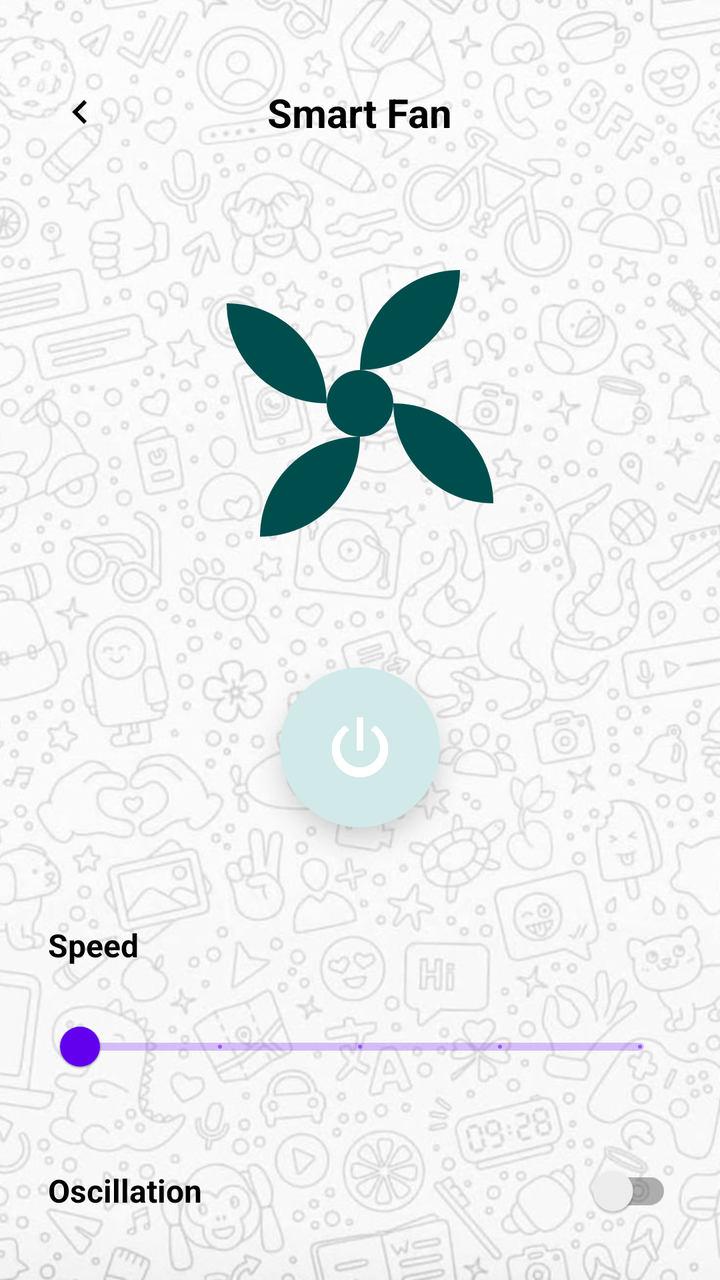
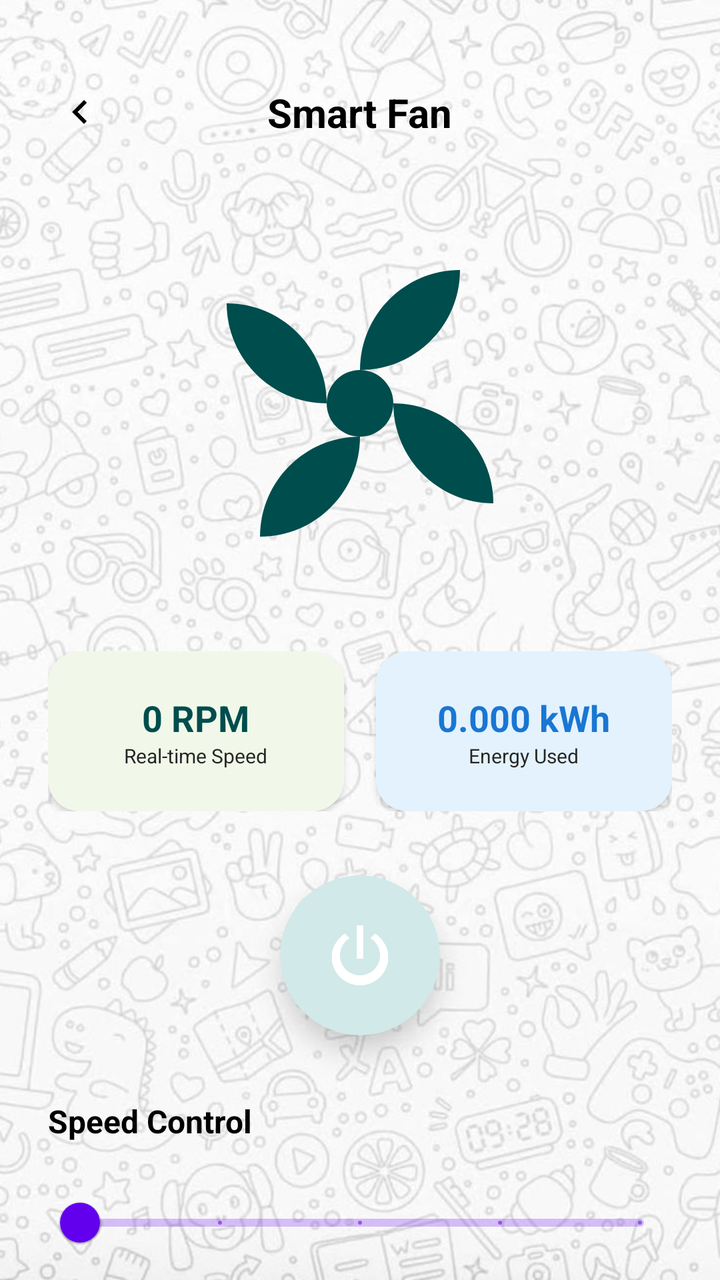

The first picture is an Android layout as it rendered before a commit; the second is the same layout after the commit. The layout source and the unified diff follow.
<!-- AndroidManifest.xml: application theme Theme.SmartHome -->
<!-- res/layout/activity_fan_control.xml -->
<?xml version="1.0" encoding="utf-8"?>
<androidx.constraintlayout.widget.ConstraintLayout xmlns:android="http://schemas.android.com/apk/res/android"
    xmlns:app="http://schemas.android.com/apk/res-auto"
    xmlns:tools="http://schemas.android.com/tools"
    android:layout_width="match_parent"
    android:layout_height="match_parent"
    android:background="@drawable/background"
    tools:context=".FanControlActivity">

    
    <ImageView
        android:id="@+id/btn_back"
        android:layout_width="48dp"
        android:layout_height="48dp"
        android:layout_marginStart="16dp"
        android:layout_marginTop="32dp"
        android:padding="12dp"
        android:src="@drawable/ic_arrow_back"
        app:layout_constraintStart_toStartOf="parent"
        app:layout_constraintTop_toTopOf="parent"
        app:tint="@color/black" />

    <TextView
        android:id="@+id/tv_fan_title"
        android:layout_width="wrap_content"
        android:layout_height="wrap_content"
        android:text="Smart Fan"
        android:textColor="@color/black"
        android:textSize="20sp"
        android:textStyle="bold"
        app:layout_constraintBottom_toBottomOf="@+id/btn_back"
        app:layout_constraintEnd_toEndOf="parent"
        app:layout_constraintStart_toStartOf="parent"
        app:layout_constraintTop_toTopOf="@+id/btn_back" />

    
    <ImageView
        android:id="@+id/iv_fan_image"
        android:layout_width="200dp"
        android:layout_height="200dp"
        android:layout_marginTop="32dp"
        android:src="@drawable/ic_fan"
        app:tint="@color/primary_teal"
        app:layout_constraintEnd_toEndOf="parent"
        app:layout_constraintStart_toStartOf="parent"
        app:layout_constraintTop_toBottomOf="@+id/tv_fan_title" />

    
    <androidx.cardview.widget.CardView
        android:id="@+id/cv_power_button"
        android:layout_width="80dp"
        android:layout_height="80dp"
        app:cardCornerRadius="40dp"
        app:cardElevation="8dp"
        android:layout_marginTop="32dp"
        app:layout_constraintTop_toBottomOf="@id/iv_fan_image"
        app:layout_constraintStart_toStartOf="parent"
        app:layout_constraintEnd_toEndOf="parent"
        app:cardBackgroundColor="@color/glass_green">

        <ImageView
            android:id="@+id/iv_power_icon"
            android:layout_width="40dp"
            android:layout_height="40dp"
            android:layout_gravity="center"
            android:src="@drawable/ic_power"
            app:tint="@color/white" />

    </androidx.cardview.widget.CardView>

    
    <TextView
        android:id="@+id/tv_speed_label"
        android:layout_width="wrap_content"
        android:layout_height="wrap_content"
        android:layout_marginStart="24dp"
        android:layout_marginTop="48dp"
        android:text="Speed"
        android:textColor="@color/black"
        android:textSize="16sp"
        android:textStyle="bold"
        app:layout_constraintStart_toStartOf="parent"
        app:layout_constraintTop_toBottomOf="@id/cv_power_button" />

    <com.google.android.material.slider.Slider
        android:id="@+id/slider_fan_speed"
        android:layout_width="0dp"
        android:layout_height="wrap_content"
        android:layout_marginHorizontal="24dp"
        android:layout_marginTop="16dp"
        android:valueFrom="1"
        android:valueTo="5"
        android:stepSize="1"
        app:layout_constraintEnd_toEndOf="parent"
        app:layout_constraintStart_toStartOf="parent"
        app:layout_constraintTop_toBottomOf="@id/tv_speed_label" />

    
    <LinearLayout
        android:id="@+id/ll_oscillation"
        android:layout_width="match_parent"
        android:layout_height="wrap_content"
        android:layout_marginHorizontal="24dp"
        android:layout_marginTop="24dp"
        android:gravity="center_vertical"
        android:orientation="horizontal"
        app:layout_constraintTop_toBottomOf="@+id/slider_fan_speed">

        <TextView
            android:layout_width="0dp"
            android:layout_height="wrap_content"
            android:layout_weight="1"
            android:text="Oscillation"
            android:textColor="@color/black"
            android:textSize="16sp"
            android:textStyle="bold" />

        <androidx.appcompat.widget.SwitchCompat
            android:id="@+id/switch_oscillation"
            android:layout_width="wrap_content"
            android:layout_height="wrap_content" />
    </LinearLayout>

</androidx.constraintlayout.widget.ConstraintLayout>
<!-- resources referenced by this layout -->
<resources>
  <color name="black">#000000</color>
  <color name="glass_green">#D1E9E9</color>
  <color name="primary_teal">#004D4D</color>
  <color name="white">#FFFFFF</color>
  <!-- drawable background: jpg bitmap (drawable, 105532 bytes) -->
  <!-- drawable ic_arrow_back (drawable) -->
  <vector xmlns:android="http://schemas.android.com/apk/res/android"
      android:width="24dp"
      android:height="24dp"
      android:viewportWidth="24"
      android:viewportHeight="24">
    <path
        android:pathData="M15.41,16.59L10.83,12L15.41,7.41L14,6L8,12L14,18L15.41,16.59Z"
        android:fillColor="#000000"/>
  </vector>
  <!-- drawable ic_fan (drawable) -->
  <vector xmlns:android="http://schemas.android.com/apk/res/android"
      android:width="24dp"
      android:height="24dp"
      android:viewportWidth="24"
      android:viewportHeight="24">
      <path
          android:fillColor="#000000"
          android:pathData="M12,12m-2,0a2,2 0,1 1,4 0a2,2 0,1 1,-4 0" />
      <path
          android:fillColor="#000000"
          android:pathData="M12,10c0,-3.31 2.69,-6 6,-6c0,3.31 -2.69,6 -6,6Z" />
      <path
          android:fillColor="#000000"
          android:pathData="M14,12c3.31,0 6,2.69 6,6c-3.31,0 -6,-2.69 -6,-6Z" />
      <path
          android:fillColor="#000000"
          android:pathData="M12,14c0,3.31 -2.69,6 -6,6c0,-3.31 2.69,-6 6,-6Z" />
      <path
          android:fillColor="#000000"
          android:pathData="M10,12c-3.31,0 -6,-2.69 -6,-6c3.31,0 6,2.69 6,6Z" />
  </vector>
  <!-- drawable ic_power (drawable) -->
  <vector xmlns:android="http://schemas.android.com/apk/res/android"
      android:width="24dp"
      android:height="24dp"
      android:viewportWidth="24"
      android:viewportHeight="24">
      <path
          android:fillColor="#000000"
          android:pathData="M16.56,5.44L15.11,6.89C16.84,7.94 18,9.83 18,12A6,6 0 0,1 12,18A6,6 0 0,1 6,12C6,9.83 7.16,7.94 8.88,6.88L7.44,5.44C5.13,7.06 3.5,9.62 3.5,12.5A8.5,8.5 0 0,0 12,21A8.5,8.5 0 0,0 20.5,12.5C20.5,9.62 18.87,7.06 16.56,5.44M13,3H11V13H13" />
  </vector>
  <style name="Theme.SmartHome" parent="Base.Theme.SmartHome" />
  <style name="Base.Theme.SmartHome" parent="Theme.MaterialComponents.Light.NoActionBar">
          
          <item name="android:colorBackground">@color/background_light</item>
          <item name="android:windowLightStatusBar">true</item>
          <item name="android:statusBarColor">@color/white</item>
      </style>
  <color name="background_light">#F5F7F7</color>
</resources>

<!-- the commit's change to res/layout/activity_fan_control.xml (unified diff, before → after) -->
@@ -46,6 +46,78 @@
         app:layout_constraintTop_toBottomOf="@+id/tv_fan_title" />
 
     
+    <LinearLayout
+        android:id="@+id/ll_metrics"
+        android:layout_width="match_parent"
+        android:layout_height="wrap_content"
+        android:layout_marginHorizontal="24dp"
+        android:layout_marginTop="24dp"
+        android:orientation="horizontal"
+        android:weightSum="2"
+        app:layout_constraintTop_toBottomOf="@id/iv_fan_image">
+
+        <androidx.cardview.widget.CardView
+            android:layout_width="0dp"
+            android:layout_height="80dp"
+            android:layout_marginEnd="8dp"
+            android:layout_weight="1"
+            app:cardCornerRadius="16dp"
+            app:cardElevation="2dp">
+            <LinearLayout
+                android:layout_width="match_parent"
+                android:layout_height="match_parent"
+                android:gravity="center"
+                android:orientation="vertical"
+                android:background="#F1F8E9">
+                <TextView
+                    android:id="@+id/tv_fan_rpm"
+                    android:layout_width="wrap_content"
+                    android:layout_height="wrap_content"
+                    android:text="0 RPM"
+                    android:textColor="@color/primary_teal"
+                    android:textSize="18sp"
+                    android:textStyle="bold" />
+                <TextView
+                    android:layout_width="wrap_content"
+                    android:layout_height="wrap_content"
+                    android:text="Real-time Speed"
+                    android:textColor="@color/gray_text"
+                    android:textSize="10sp" />
+            </LinearLayout>
+        </androidx.cardview.widget.CardView>
+
+        <androidx.cardview.widget.CardView
+            android:layout_width="0dp"
+            android:layout_height="80dp"
+            android:layout_marginStart="8dp"
+            android:layout_weight="1"
+            app:cardCornerRadius="16dp"
+            app:cardElevation="2dp">
+            <LinearLayout
+                android:layout_width="match_parent"
+                android:layout_height="match_parent"
+                android:gravity="center"
+                android:orientation="vertical"
+                android:background="#E3F2FD">
+                <TextView
+                    android:id="@+id/tv_fan_usage"
+                    android:layout_width="wrap_content"
+                    android:layout_height="wrap_content"
+                    android:text="0.000 kWh"
+                    android:textColor="#1976D2"
+                    android:textSize="18sp"
+                    android:textStyle="bold" />
+                <TextView
+                    android:layout_width="wrap_content"
+                    android:layout_height="wrap_content"
+                    android:text="Energy Used"
+                    android:textColor="@color/gray_text"
+                    android:textSize="10sp" />
+            </LinearLayout>
+        </androidx.cardview.widget.CardView>
+    </LinearLayout>
+
+    
     <androidx.cardview.widget.CardView
         android:id="@+id/cv_power_button"
         android:layout_width="80dp"
@@ -53,7 +125,7 @@
         app:cardCornerRadius="40dp"
         app:cardElevation="8dp"
         android:layout_marginTop="32dp"
-        app:layout_constraintTop_toBottomOf="@id/iv_fan_image"
+        app:layout_constraintTop_toBottomOf="@id/ll_metrics"
         app:layout_constraintStart_toStartOf="parent"
         app:layout_constraintEnd_toEndOf="parent"
         app:cardBackgroundColor="@color/glass_green">
@@ -74,8 +146,8 @@
         android:layout_width="wrap_content"
         android:layout_height="wrap_content"
         android:layout_marginStart="24dp"
-        android:layout_marginTop="48dp"
-        android:text="Speed"
+        android:layout_marginTop="32dp"
+        android:text="Speed Control"
         android:textColor="@color/black"
         android:textSize="16sp"
         android:textStyle="bold"
@@ -110,7 +182,7 @@
             android:layout_width="0dp"
             android:layout_height="wrap_content"
             android:layout_weight="1"
-            android:text="Oscillation"
+            android:text="Oscillation Mode"
             android:textColor="@color/black"
             android:textSize="16sp"
             android:textStyle="bold" />
<!-- resource entries referenced after the edit -->
@@ -2,6 +2,7 @@
 <resources>
   <color name="black">#000000</color>
   <color name="glass_green">#D1E9E9</color>
+  <color name="gray_text">#262626</color>
   <color name="primary_teal">#004D4D</color>
   <color name="white">#FFFFFF</color>
   <!-- drawable background: jpg bitmap (drawable, 105532 bytes) -->
